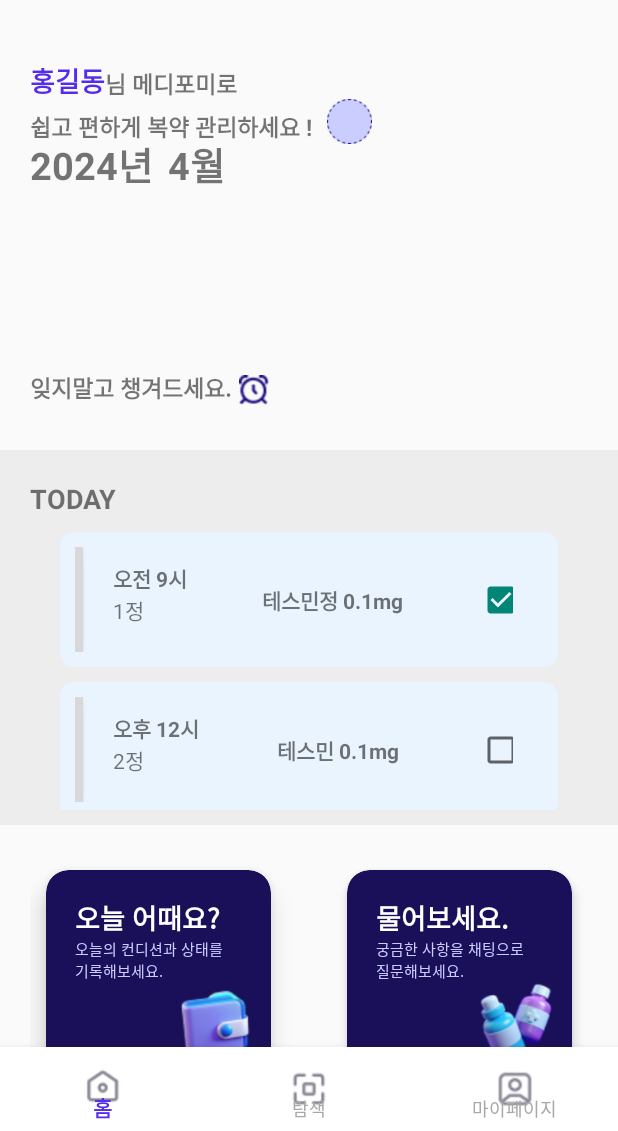
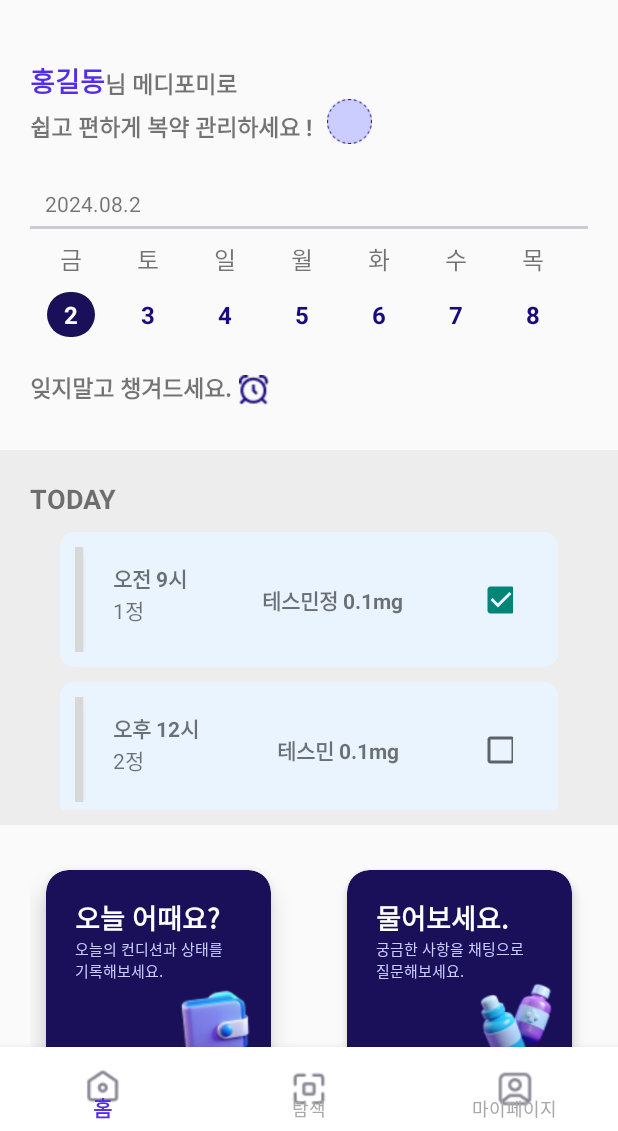
Before and after one commit to medi4me/frontend_medi, an Android app: the screen it shows after launch (MainActivity), on a phone screen of 412 x 824 dp, the part 105-1236 px from its top. Run offline under Robolectric (Android 15) with nearby library versions, the phone set to English and light mode, and no system bars; our stand-ins replace navigation-ui; plain views replace CircleIndicator3; 1 statement that could not run was skipped.

Commit message:
FEAT: 홈프레그먼트 달력추가

```diff
--- a/app/src/main/java/com/example/mediforme/home/HomeFragment.kt
+++ b/app/src/main/java/com/example/mediforme/home/HomeFragment.kt
@@ -1,5 +1,6 @@
 package com.example.mediforme.home
 
+import android.content.ContentValues.TAG
 import android.os.Bundle
 import android.view.LayoutInflater
 import android.view.View
@@ -12,7 +13,13 @@ import com.example.mediforme.databinding.FragmentHomeBinding
 import kotlin.concurrent.scheduleAtFixedRate
 import android.os.Handler
 import android.os.Looper
+import android.util.Log
 import androidx.navigation.fragment.findNavController
+import com.example.mediforme.home.todayCondition.WeekDayAdapter
+import com.example.mediforme.home.todayCondition.WeekDayItem
+import java.text.SimpleDateFormat
+import java.util.Calendar
+import java.util.Locale
 import java.util.Timer
 
 class HomeFragment : Fragment() {
@@ -20,6 +27,15 @@ class HomeFragment : Fragment() {
     private lateinit var binding: FragmentHomeBinding
     private val timer = Timer()
     private val handler = Handler(Looper.getMainLooper())
+    private lateinit var adapter: WeekDayAdapter2
+    private lateinit var items2: List<WeekDayItem2>
+    private var selectedDateItem2: WeekDayItem2? = null
+    private var todayIndex2: Int = 0
+
+    companion object {
+        private const val REQUEST_IMAGE_PICK = 1
+    }
+
 
     override fun onCreateView(
         inflater: LayoutInflater, container: ViewGroup?,
@@ -36,7 +52,69 @@ class HomeFragment : Fragment() {
         binding.homeBannerIndicator.setViewPager(binding.homeBannerVp)
         startAutoSlide(bannerAdapter)
 
+        // 날짜 데이터 초기화
+        val weekData2 = com.example.mediforme.home.getWeekDates()
+        items2 = weekData2.first
+        todayIndex2 = weekData2.second
+
+        // RecyclerView 설정
+        adapter = WeekDayAdapter2(items2) { dateItem ->
+            selectedDateItem2 = dateItem
+            onDateItemClick(dateItem)
+        }
+        binding.recyclerView2.layoutManager = LinearLayoutManager(requireContext(), LinearLayoutManager.HORIZONTAL, false)
+        binding.recyclerView2.adapter = adapter
+
+        // 오늘 날짜 선택
+        selectTodayDate()
+
         return binding.root
+    }
+    private fun selectTodayDate() {
+        // 오늘 날짜 아이템을 선택 상태로 설정
+        val todayItem = items2[todayIndex2]
+        todayItem.isSelected = true
+        selectedDateItem2 = todayItem
+        adapter.notifyDataSetChanged()
+
+        // 오늘 날짜로 스크롤
+        binding.recyclerView2.scrollToPosition(todayIndex2)
+
+        // 현재 날짜와 시간을 가져옴
+        val currentCalendar = Calendar.getInstance()
+        currentCalendar.set(Calendar.DAY_OF_MONTH, todayItem.date.toInt())
+        val sdf = SimpleDateFormat("yyyy.MM.dd", Locale.getDefault())
+        val clickedDate = sdf.format(currentCalendar.time)
+        binding.homeDate.text = clickedDate
+
+        // 선택된 날짜에 해당하는 요일과 날짜로 업데이트
+        binding.homeDate.text = getString(R.string.date_format, currentCalendar.get(Calendar.YEAR), currentCalendar.get(
+            Calendar.MONTH) + 1, todayItem.date)
+    }
+
+    private fun onDateItemClick(dateItem: WeekDayItem2) {
+        // 날짜 아이템 클릭 시
+        Log.d(TAG, "Clicked on date: ${dateItem.date}")
+
+        // 모든 아이템의 isSelected 상태를 false로 설정
+        items2.forEach { it.isSelected = false }
+
+        // 클릭한 아이템의 isSelected 상태를 true로 설정
+        dateItem.isSelected = true
+
+        // 어댑터에 알림을 보냄
+        adapter.notifyDataSetChanged()
+
+        // 현재 날짜와 시간을 가져옴
+        val currentCalendar = Calendar.getInstance()
+        currentCalendar.set(Calendar.MONTH, dateItem.month - 1) // Calendar.MONTH는 0부터 시작하므로 -1
+        currentCalendar.set(Calendar.DAY_OF_MONTH, dateItem.date.toInt())
+        val sdf = SimpleDateFormat("yyyy.MM.dd", Locale.getDefault())
+        val clickedDate = sdf.format(currentCalendar.time)
+        binding.homeDate.text = clickedDate
+
+        // 선택된 날짜에 해당하는 요일과 날짜로 업데이트
+        binding.homeDate.text = getString(R.string.date_format, currentCalendar.get(Calendar.YEAR), currentCalendar.get(Calendar.MONTH) + 1, dateItem.date)
     }
 
     override fun onViewCreated(view: View, savedInstanceState: Bundle?) {
--- /dev/null
+++ b/app/src/main/java/com/example/mediforme/home/WeekDayAdapter2.kt
@@ -0,0 +1,53 @@
+package com.example.mediforme.home
+
+import android.view.LayoutInflater
+import android.view.View
+import android.view.ViewGroup
+import android.widget.LinearLayout
+import android.widget.TextView
+import androidx.core.content.ContextCompat
+import androidx.recyclerview.widget.RecyclerView
+import com.example.mediforme.R
+
+class WeekDayAdapter2(
+    private val items: List<WeekDayItem2>,
+    private val onItemClick: (WeekDayItem2) -> Unit
+) : RecyclerView.Adapter<WeekDayAdapter2.ViewHolder>() {
+
+    inner class ViewHolder(itemView: View) : RecyclerView.ViewHolder(itemView) {
+        val dayOfWeekTextView: TextView = itemView.findViewById(R.id.day_of_week)
+        val dateTextView: TextView = itemView.findViewById(R.id.date_text)
+        val dayLinearLayout: LinearLayout = itemView.findViewById(R.id.day_LL)
+
+        init {
+            itemView.setOnClickListener {
+                onItemClick(items[adapterPosition])
+            }
+        }
+
+        fun bind(item: WeekDayItem2) {
+            dayOfWeekTextView.text = item.dayOfWeek
+            dateTextView.text = item.date
+
+            // Update selection state
+            if (item.isSelected) {
+                dateTextView.setTextColor(ContextCompat.getColor(itemView.context, android.R.color.white))
+                dayLinearLayout.isSelected = true
+            } else {
+                dateTextView.setTextColor(ContextCompat.getColor(itemView.context, R.color.calenderDate))
+                dayLinearLayout.isSelected = false
+            }
+        }
+    }
+
+    override fun onCreateViewHolder(parent: ViewGroup, viewType: Int): ViewHolder {
+        val view = LayoutInflater.from(parent.context).inflate(R.layout.item_week_day2, parent, false)
+        return ViewHolder(view)
+    }
+
+    override fun onBindViewHolder(holder: ViewHolder, position: Int) {
+        holder.bind(items[position])
+    }
+
+    override fun getItemCount() = items.size
+}
--- /dev/null
+++ b/app/src/main/java/com/example/mediforme/home/WeekDayItem2.kt
@@ -0,0 +1,33 @@
+package com.example.mediforme.home
+
+import java.text.SimpleDateFormat
+import java.util.*
+
+data class WeekDayItem2(
+    val dayOfWeek: String,
+    val date: String,
+    val month: Int,
+    var isSelected: Boolean = false
+)
+
+fun getWeekDates(): Pair<List<WeekDayItem2>, Int> {
+    val dayOfWeekFormat = SimpleDateFormat("E", Locale("ko"))
+    val dateFormat = SimpleDateFormat("d", Locale.getDefault())
+    val monthFormat = SimpleDateFormat("M", Locale.getDefault())
+    val calendar = Calendar.getInstance()
+    val dates = mutableListOf<WeekDayItem2>()
+
+    // 이전 21일 (3주)
+    calendar.add(Calendar.DAY_OF_MONTH, -21)
+    for (i in 0 until 42) { // 42일 (6주)
+        dates.add(WeekDayItem2(
+            dayOfWeek = dayOfWeekFormat.format(calendar.time),
+            date = dateFormat.format(calendar.time),
+            month = calendar.get(Calendar.MONTH) + 1 // Calendar.MONTH는 0부터 시작하므로 +1
+        ))
+        calendar.add(Calendar.DAY_OF_MONTH, 1)
+    }
+    // 현재 날짜가 위치한 인덱스를 반환
+    val todayIndex = 21 // 오늘 날짜는 리스트의 중간에 위치
+    return Pair(dates, todayIndex)
+}
--- a/app/src/main/res/layout/fragment_home.xml
+++ b/app/src/main/res/layout/fragment_home.xml
@@ -69,26 +69,42 @@
                 android:layout_marginStart="10dp" />
 
             <TextView
-                android:id="@+id/home_year"
+                android:id="@+id/home_date"
                 android:layout_width="wrap_content"
                 android:layout_height="wrap_content"
-                android:text="2024년"
-                android:textSize="25sp"
-                android:textStyle="bold"
-                android:layout_marginTop="50dp"
+                android:text="2024.07.28"
+                android:textSize="14sp"
                 app:layout_constraintStart_toStartOf="@id/home_name_TV"
-                app:layout_constraintTop_toTopOf="@id/home_name_TV" />
+                app:layout_constraintTop_toBottomOf="@+id/home_text1_TV"
+                android:layout_marginTop="30dp"
+                android:layout_marginStart="10dp"
+                />
+            <View
+                android:id="@+id/my_view_V"
+                android:layout_width="0dp"
+                android:layout_height="2dp"
+                android:background="@color/stroke"
+                android:layout_marginBottom="5dp"
+                app:layout_constraintTop_toBottomOf="@+id/home_date"
+                app:layout_constraintStart_toStartOf="parent"
+                app:layout_constraintEnd_toEndOf="parent"
+                android:layout_marginStart="20dp"
+                android:layout_marginEnd="20dp"
+                android:layout_marginTop="5dp"/>
 
-            <TextView
-                android:id="@+id/home_month"
-                android:layout_width="wrap_content"
-                android:layout_height="wrap_content"
-                android:text="4월"
-                android:textSize="25sp"
-                android:textStyle="bold"
-                android:layout_marginStart="10dp"
-                app:layout_constraintStart_toEndOf="@id/home_year"
-                app:layout_constraintTop_toTopOf="@id/home_year" />
+            <androidx.recyclerview.widget.RecyclerView
+                android:id="@+id/recycler_view2"
+                android:layout_width="0dp"
+                android:layout_height="0dp"
+                app:layout_constraintTop_toBottomOf="@+id/my_view_V"
+                app:layout_constraintBottom_toTopOf="@+id/notforget_TV"
+                app:layout_constraintStart_toStartOf="parent"
+                app:layout_constraintEnd_toEndOf="parent"
+                android:layout_marginStart="20dp"
+                android:layout_marginEnd="20dp"
+                android:layout_marginBottom="10dp"
+                />
+
 
             <TextView
                 android:id="@+id/notforget_TV"
--- /dev/null
+++ b/app/src/main/res/layout/item_week_day2.xml
@@ -0,0 +1,38 @@
+<?xml version="1.0" encoding="utf-8"?>
+<LinearLayout xmlns:android="http://schemas.android.com/apk/res/android"
+    android:layout_width="48dp"
+    android:layout_height="wrap_content"
+    android:orientation="vertical"
+    android:padding="8dp"
+    android:layout_marginStart="3dp">
+
+    <TextView
+        android:id="@+id/day_of_week"
+        android:layout_width="wrap_content"
+        android:layout_height="wrap_content"
+        android:text="일"
+        android:textSize="16sp"
+        android:layout_gravity="center" />
+
+    <LinearLayout
+        android:id="@+id/day_LL"
+        android:layout_width="match_parent"
+        android:layout_height="30dp"
+        android:layout_marginTop="10dp"
+        android:gravity="center"
+        android:background="@drawable/option_selected_date_background"> <!-- 둥근 배경 적용 -->
+
+        <TextView
+            android:id="@+id/date_text"
+            android:layout_width="wrap_content"
+            android:layout_height="wrap_content"
+            android:text="1"
+            android:textSize="16sp"
+            android:textStyle="bold"
+            android:textColor="@color/calenderDate"
+            />
+
+    </LinearLayout>
+
+
+</LinearLayout>
```
